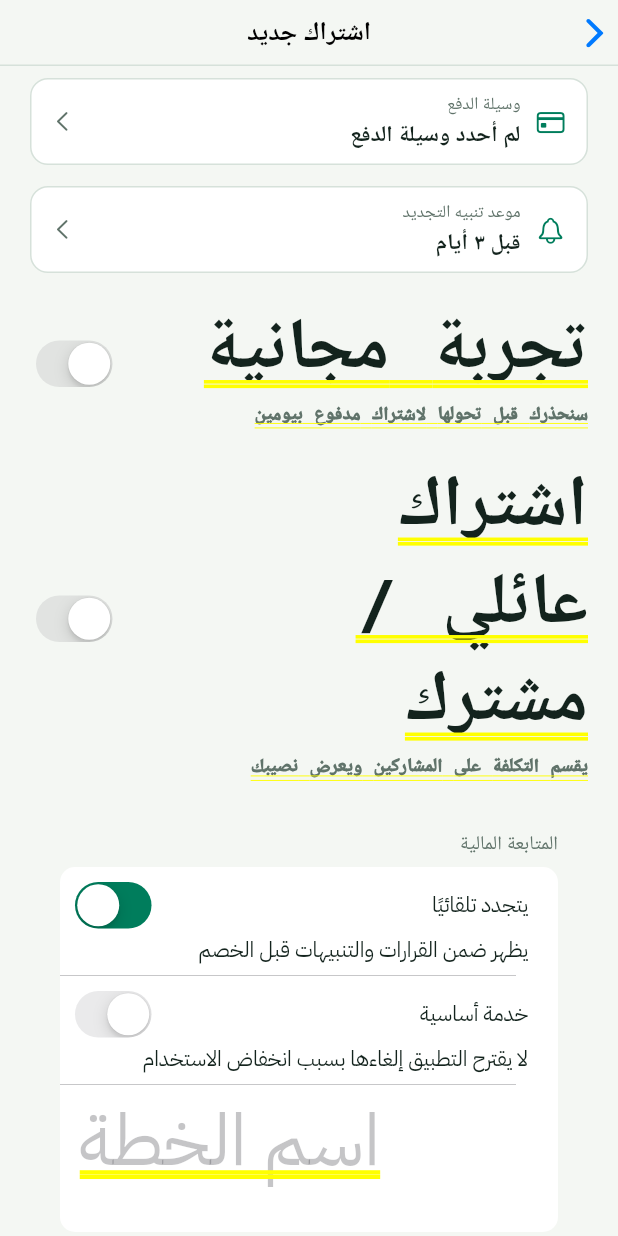
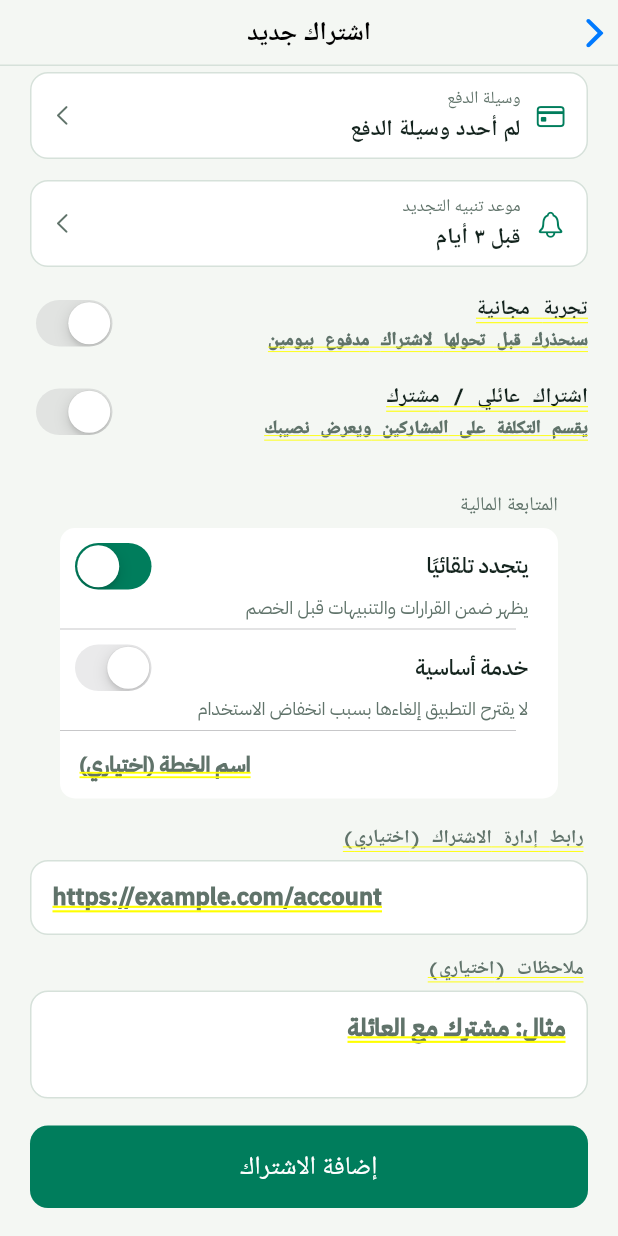
Before and after one commit to basilsa77/ishtirakati, a Flutter app: the EditSubscriptionScreen screen opened directly, scrolled down 576 dp, on a phone screen of 412 x 824 dp. Run offline on Flutter 3.47's test engine with Material 3 defaults, Android fonts, the phone set to English and light mode, and no system bars; our stand-ins replace cloud_firestore, firebase_auth, firebase_core, flutter_local_notifications, flutter_secure_storage, flutter_timezone and 5 more; missing offline and left inert: cryptography, enough_mail, firebase_app_check; accounts and stored records are empty; generated files the repository leaves out were written again; network calls fail; statements that could not run were skipped.

Commit message:
v15.1.1+33: fix subscription form typography regression

```diff
--- a/lib/screens/edit_subscription_screen.dart
+++ b/lib/screens/edit_subscription_screen.dart
@@ -6,6 +6,7 @@ import 'package:flutter/material.dart';
 import 'package:flutter/services.dart';
 
 import '../data/presets.dart';
+import '../design/design_tokens.dart';
 import '../models/subscription.dart';
 import '../services/itunes_search.dart';
 import '../services/remote_catalog.dart';
@@ -663,6 +664,7 @@ class _EditSubscriptionScreenState extends State<EditSubscriptionScreen> {
               const SizedBox(height: 8),
               if (_kind == PaymentKind.subscription)
               _CupertinoSwitchRow(
+                key: const Key('trial-switch-row'),
                 value: _trialOn,
                 onChanged: (v) => setState(() => _trialOn = v),
                 title: 'تجربة مجانية',
@@ -683,6 +685,7 @@ class _EditSubscriptionScreenState extends State<EditSubscriptionScreen> {
                 const SizedBox(height: 6),
               ],
               _CupertinoSwitchRow(
+                key: const Key('family-switch-row'),
                 value: _isFamily,
                 onChanged: (v) => setState(() => _isFamily = v),
                 title: 'اشتراك عائلي / مشترك',
@@ -739,8 +742,15 @@ class _EditSubscriptionScreenState extends State<EditSubscriptionScreen> {
                 ),
                 children: [
                   CupertinoFormRow(
-                    prefix: const Text('يتجدد تلقائيًا'),
-                    helper: const Text('يظهر ضمن القرارات والتنبيهات قبل الخصم'),
+                    prefix: _FinancialFormText(
+                      'يتجدد تلقائيًا',
+                      color: p.text,
+                    ),
+                    helper: _FinancialFormText(
+                      'يظهر ضمن القرارات والتنبيهات قبل الخصم',
+                      color: p.textMuted,
+                      caption: true,
+                    ),
                     child: CupertinoSwitch(
                       value: _autoRenews,
                       activeTrackColor: p.accent,
@@ -749,8 +759,15 @@ class _EditSubscriptionScreenState extends State<EditSubscriptionScreen> {
                     ),
                   ),
                   CupertinoFormRow(
-                    prefix: const Text('خدمة أساسية'),
-                    helper: const Text('لا يقترح التطبيق إلغاءها بسبب انخفاض الاستخدام'),
+                    prefix: _FinancialFormText(
+                      'خدمة أساسية',
+                      color: p.text,
+                    ),
+                    helper: _FinancialFormText(
+                      'لا يقترح التطبيق إلغاءها بسبب انخفاض الاستخدام',
+                      color: p.textMuted,
+                      caption: true,
+                    ),
                     child: CupertinoSwitch(
                       value: _isEssential,
                       activeTrackColor: p.accent,
@@ -759,8 +776,19 @@ class _EditSubscriptionScreenState extends State<EditSubscriptionScreen> {
                     ),
                   ),
                   CupertinoTextFormFieldRow(
+                    key: const Key('plan-name-field'),
                     controller: _planName,
                     placeholder: 'اسم الخطة (اختياري)',
+                    style: TextStyle(
+                      color: p.text,
+                      fontSize: V12Type.body,
+                      height: 1.35,
+                    ),
+                    placeholderStyle: TextStyle(
+                      color: p.textMuted,
+                      fontSize: V12Type.body,
+                      height: 1.35,
+                    ),
                     textAlign: TextAlign.end,
                   ),
                 ],
@@ -832,6 +860,7 @@ class _CupertinoSwitchRow extends StatelessWidget {
   final ValueChanged<bool> onChanged;
 
   const _CupertinoSwitchRow({
+    super.key,
     required this.title,
     required this.detail,
     required this.value,
@@ -849,9 +878,28 @@ class _CupertinoSwitchRow extends StatelessWidget {
             child: Column(
               crossAxisAlignment: CrossAxisAlignment.start,
               children: [
-                Text(title, style: TextStyle(color: p.text, fontWeight: FontWeight.w800)),
+                Text(
+                  title,
+                  maxLines: 2,
+                  overflow: TextOverflow.ellipsis,
+                  style: TextStyle(
+                    color: p.text,
+                    fontSize: V12Type.body,
+                    height: 1.3,
+                    fontWeight: FontWeight.w800,
+                  ),
+                ),
                 const SizedBox(height: 3),
-                Text(detail, style: TextStyle(color: p.textMuted, fontSize: 12.5)),
+                Text(
+                  detail,
+                  maxLines: 2,
+                  overflow: TextOverflow.ellipsis,
+                  style: TextStyle(
+                    color: p.textMuted,
+                    fontSize: V12Type.caption,
+                    height: 1.35,
+                  ),
+                ),
               ],
             ),
           ),
@@ -866,3 +914,28 @@ class _CupertinoSwitchRow extends StatelessWidget {
     );
   }
 }
+
+class _FinancialFormText extends StatelessWidget {
+  final String text;
+  final Color color;
+  final bool caption;
+
+  const _FinancialFormText(
+    this.text, {
+    required this.color,
+    this.caption = false,
+  });
+
+  @override
+  Widget build(BuildContext context) => Text(
+        text,
+        maxLines: 2,
+        overflow: TextOverflow.ellipsis,
+        style: TextStyle(
+          color: color,
+          fontSize: caption ? V12Type.caption : V12Type.body,
+          height: 1.35,
+          fontWeight: caption ? FontWeight.w500 : FontWeight.w700,
+        ),
+      );
+}
--- a/lib/services/update_checker.dart
+++ b/lib/services/update_checker.dart
@@ -6,8 +6,8 @@ import 'package:flutter/foundation.dart';
 import 'package:http/http.dart' as http;
 
 /// نسخة التطبيق الحالية — تُحدَّث مع كل إصدار.
-const String kAppVersion = '15.1.0';
-const String kAppBuildNumber = '32';
+const String kAppVersion = '15.1.1';
+const String kAppBuildNumber = '33';
 const String kAppBuildLabel = '$kAppVersion ($kAppBuildNumber)';
 const String kAppBuildMode = kReleaseMode
     ? 'إصدار نهائي'
--- a/lib/theme.dart
+++ b/lib/theme.dart
@@ -246,6 +246,8 @@ ThemeData buildAppTheme({bool dark = false}) {
       textTheme: CupertinoTextThemeData(
         textStyle: TextStyle(
           color: palette.text,
+          fontSize: V12Type.body,
+          height: 1.35,
           fontFamily: V12Type.bodyFamily,
           fontFamilyFallback: V12Type.fallbacks,
         ),
--- a/pubspec.yaml
+++ b/pubspec.yaml
@@ -1,7 +1,7 @@
 name: ishtirakati
 description: "اشتراكاتي - تتبّع اشتراكاتك الرقمية وتحكّم بمصروفك | تطبيق عربي أولًا للسوق السعودي والخليجي"
 publish_to: 'none'
-version: 15.1.0+32
+version: 15.1.1+33
 
 environment:
   sdk: '>=3.7.0 <4.0.0'
```
Also changed, not shown: 6 other files.
